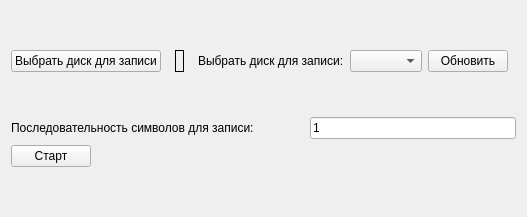
Old version of the form mainwindow.ui in the repository pivleonid/testRecord.
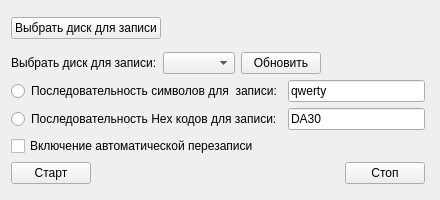
New version of the form.

Patch:
```diff
--- a/mainwindow.ui
+++ b/mainwindow.ui
@@ -2,59 +2,47 @@
 <ui version="4.0">
  <class>MainWindow</class>
  <widget class="QMainWindow" name="MainWindow">
+  <property name="enabled">
+   <bool>true</bool>
+  </property>
   <property name="geometry">
    <rect>
     <x>0</x>
     <y>0</y>
-    <width>527</width>
-    <height>217</height>
+    <width>440</width>
+    <height>200</height>
    </rect>
   </property>
+  <property name="sizePolicy">
+   <sizepolicy hsizetype="Preferred" vsizetype="Preferred">
+    <horstretch>0</horstretch>
+    <verstretch>0</verstretch>
+   </sizepolicy>
+  </property>
   <property name="windowTitle">
    <string>Тест жестких дисков и сменных носителей.    v.1.0.0.0</string>
   </property>
   <widget class="QWidget" name="centralWidget">
-   <layout class="QGridLayout" name="gridLayout_3">
-    <item row="0" column="0">
-     <layout class="QGridLayout" name="gridLayout">
-      <item row="0" column="7">
-       <spacer name="horizontalSpacer_2">
-        <property name="orientation">
-         <enum>Qt::Horizontal</enum>
-        </property>
-        <property name="sizeHint" stdset="0">
-         <size>
-          <width>40</width>
-          <height>20</height>
-         </size>
-        </property>
-       </spacer>
-      </item>
-      <item row="0" column="4">
-       <widget class="QLabel" name="label">
-        <property name="text">
-         <string>Выбрать диск для записи:</string>
-        </property>
-       </widget>
-      </item>
-      <item row="0" column="5">
-       <widget class="QComboBox" name="comboBox"/>
-      </item>
-      <item row="0" column="6">
-       <widget class="QPushButton" name="refresh_btn">
-        <property name="text">
-         <string>Обновить</string>
-        </property>
-       </widget>
-      </item>
-      <item row="0" column="0">
+   <widget class="QWidget" name="">
+    <property name="geometry">
+     <rect>
+      <x>0</x>
+      <y>0</y>
+      <width>436</width>
+      <height>195</height>
+     </rect>
+    </property>
+    <layout class="QVBoxLayout" name="verticalLayout">
+     <item>
+      <layout class="QHBoxLayout" name="horizontalLayout_4">
+       <item>
        <widget class="QPushButton" name="linuxBtn">
         <property name="text">
          <string>Выбрать диск для записи</string>
         </property>
        </widget>
       </item>
-      <item row="0" column="3">
+       <item>
        <spacer name="horizontalSpacer">
         <property name="orientation">
          <enum>Qt::Horizontal</enum>
@@ -67,18 +55,39 @@
         </property>
        </spacer>
       </item>
-      <item row="0" column="2">
+       <item>
        <widget class="QLabel" name="label_3">
         <property name="frameShape">
-         <enum>QFrame::Panel</enum>
+          <enum>QFrame::NoFrame</enum>
         </property>
         <property name="text">
          <string/>
         </property>
        </widget>
       </item>
-      <item row="0" column="1">
-       <spacer name="horizontalSpacer_4">
+      </layout>
+     </item>
+     <item>
+      <layout class="QHBoxLayout" name="horizontalLayout_5">
+       <item>
+        <widget class="QLabel" name="label">
+         <property name="text">
+          <string>Выбрать диск для записи:</string>
+         </property>
+        </widget>
+       </item>
+       <item>
+        <widget class="QComboBox" name="comboBox"/>
+       </item>
+       <item>
+        <widget class="QPushButton" name="refresh_btn">
+         <property name="text">
+          <string>Обновить</string>
+         </property>
+        </widget>
+       </item>
+       <item>
+        <spacer name="horizontalSpacer_2">
         <property name="orientation">
          <enum>Qt::Horizontal</enum>
         </property>
@@ -92,30 +101,59 @@
       </item>
      </layout>
     </item>
-    <item row="1" column="0">
-     <layout class="QGridLayout" name="gridLayout_2">
-      <item row="0" column="0" colspan="2">
-       <widget class="QLabel" name="label_2">
+     <item>
+      <layout class="QHBoxLayout" name="horizontalLayout_2">
+       <item>
+        <widget class="QRadioButton" name="radioSymbol">
         <property name="text">
-         <string>Последовательность символов для записи:</string>
+          <string>Последовательность символов для  записи:</string>
         </property>
        </widget>
       </item>
-      <item row="0" column="2">
-       <widget class="QLineEdit" name="symbols">
+       <item>
+        <widget class="QLineEdit" name="symbolsLineEdit">
         <property name="text">
-         <string>1</string>
+          <string>qwerty</string>
         </property>
        </widget>
       </item>
-      <item row="1" column="0">
+      </layout>
+     </item>
+     <item>
+      <layout class="QHBoxLayout" name="horizontalLayout">
+       <item>
+        <widget class="QRadioButton" name="radioHex">
+         <property name="text">
+          <string>Последовательность Hex кодов для записи:</string>
+         </property>
+        </widget>
+       </item>
+       <item>
+        <widget class="QLineEdit" name="hexCodeLineEdit">
+         <property name="text">
+          <string>DA30</string>
+         </property>
+        </widget>
+       </item>
+      </layout>
+     </item>
+     <item>
+      <widget class="QCheckBox" name="autoCheckBox">
+       <property name="text">
+        <string>Включение автоматической перезаписи</string>
+       </property>
+      </widget>
+     </item>
+     <item>
+      <layout class="QHBoxLayout" name="horizontalLayout_3">
+       <item>
        <widget class="QPushButton" name="startBtn">
         <property name="text">
          <string>Старт</string>
         </property>
        </widget>
       </item>
-      <item row="1" column="1">
+       <item>
        <spacer name="horizontalSpacer_3">
         <property name="orientation">
          <enum>Qt::Horizontal</enum>
@@ -128,12 +166,17 @@
         </property>
        </spacer>
       </item>
+       <item>
+        <widget class="QPushButton" name="stopBtn">
+         <property name="text">
+          <string>Стоп</string>
+         </property>
+        </widget>
+       </item>
      </layout>
     </item>
    </layout>
-   <zorder>label_2</zorder>
-   <zorder>symbols</zorder>
-   <zorder>startBtn</zorder>
+   </widget>
    <zorder></zorder>
    <zorder>horizontalSpacer_3</zorder>
   </widget>
```
Left out of the diff: 7 changed lines with no effect on the pictures. Lines whose indentation alone changed are shown as unchanged.
